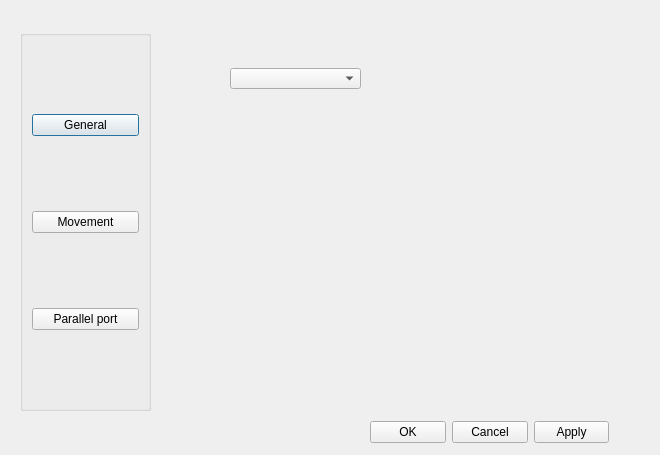
Above: mainwindow/settings.ui from CommName/Cengrave before the change. Below: the same form after it.
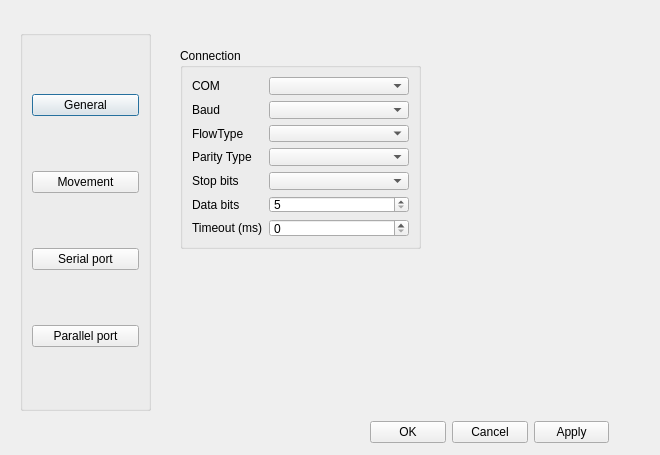
That is the form after the change.

Commit message: Settings for serial port

```diff
--- a/mainwindow/settings.ui
+++ b/mainwindow/settings.ui
@@ -61,6 +61,13 @@
       </property>
      </widget>
     </item>
+    <item>
+     <widget class="QPushButton" name="button_serial_port">
+      <property name="text">
+       <string>Serial port</string>
+      </property>
+     </widget>
+    </item>
     <item>
      <widget class="QPushButton" name="butto_parallel_port">
       <property name="text">
@@ -80,7 +87,7 @@
     </rect>
    </property>
    <property name="currentIndex">
-    <number>0</number>
+    <number>2</number>
    </property>
    <widget class="QWidget" name="general">
     <widget class="QComboBox" name="comboBox_mode">
@@ -290,6 +297,116 @@
      </layout>
     </widget>
    </widget>
+   <widget class="QWidget" name="serial_port">
+    <widget class="QGroupBox" name="Connection">
+     <property name="geometry">
+      <rect>
+       <x>20</x>
+       <y>30</y>
+       <width>241</width>
+       <height>201</height>
+      </rect>
+     </property>
+     <property name="title">
+      <string>Connection</string>
+     </property>
+     <layout class="QFormLayout" name="formLayout_6">
+      <item row="0" column="0">
+       <widget class="QLabel" name="label_COM">
+        <property name="text">
+         <string>COM</string>
+        </property>
+        <property name="buddy">
+         <cstring>comboBox_COM</cstring>
+        </property>
+       </widget>
+      </item>
+      <item row="0" column="1">
+       <widget class="QComboBox" name="comboBox_COM"/>
+      </item>
+      <item row="1" column="0">
+       <widget class="QLabel" name="label_Baud">
+        <property name="text">
+         <string>Baud</string>
+        </property>
+        <property name="buddy">
+         <cstring>comboBox_Baud</cstring>
+        </property>
+       </widget>
+      </item>
+      <item row="1" column="1">
+       <widget class="QComboBox" name="comboBox_Baud"/>
+      </item>
+      <item row="2" column="0">
+       <widget class="QLabel" name="label_FloW_Type">
+        <property name="text">
+         <string>FlowType</string>
+        </property>
+        <property name="buddy">
+         <cstring>comboBox_Flow_Type</cstring>
+        </property>
+       </widget>
+      </item>
+      <item row="2" column="1">
+       <widget class="QComboBox" name="comboBox_Flow_Type"/>
+      </item>
+      <item row="3" column="0">
+       <widget class="QLabel" name="label_Parity_type">
+        <property name="text">
+         <string>Parity Type</string>
+        </property>
+        <property name="buddy">
+         <cstring>comboBox_Parity_type</cstring>
+        </property>
+       </widget>
+      </item>
+      <item row="3" column="1">
+       <widget class="QComboBox" name="comboBox_Parity_type"/>
+      </item>
+      <item row="5" column="0">
+       <widget class="QLabel" name="label_Data_bits">
+        <property name="text">
+         <string>Data bits</string>
+        </property>
+       </widget>
+      </item>
+      <item row="5" column="1">
+       <widget class="QSpinBox" name="spinBox_Data_bits">
+        <property name="minimum">
+         <number>5</number>
+        </property>
+        <property name="maximum">
+         <number>8</number>
+        </property>
+       </widget>
+      </item>
+      <item row="4" column="1">
+       <widget class="QComboBox" name="comboBox_Stop_bits"/>
+      </item>
+      <item row="4" column="0">
+       <widget class="QLabel" name="label_Stop_bits">
+        <property name="text">
+         <string>Stop bits</string>
+        </property>
+       </widget>
+      </item>
+      <item row="6" column="0">
+       <widget class="QLabel" name="label_Timeout">
+        <property name="text">
+         <string>Timeout (ms)</string>
+        </property>
+       </widget>
+      </item>
+      <item row="6" column="1">
+       <widget class="QSpinBox" name="spinBox_Timeout">
+        <property name="maximum">
+         <number>10000</number>
+        </property>
+       </widget>
+      </item>
+     </layout>
+    </widget>
+   </widget>
    <widget class="QWidget" name="parallel_port">
     <layout class="QVBoxLayout" name="verticalLayout_2">
      <item>
```
The commit also changes 10 other files.
